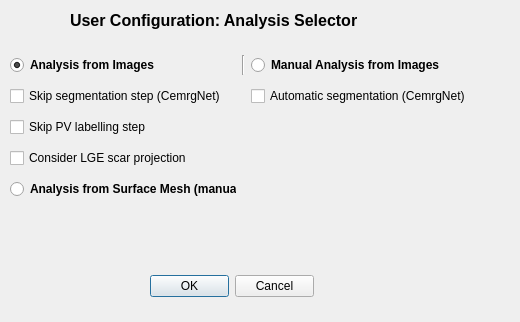
The window that CemrgApp/Plugins/kcl.cemrgapp.atrialfibres/src/internal/AtrialFibresViewUIAnalysisSelector.ui (OpenHeartDevelopers/CemrgApp) describes before a commit, drawn with Qt 5.
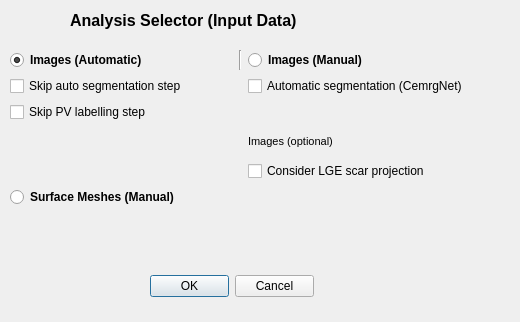
The same window after the commit.

```diff
--- a/CemrgApp/Plugins/kcl.cemrgapp.atrialfibres/src/internal/AtrialFibresViewUIAnalysisSelector.ui
+++ b/CemrgApp/Plugins/kcl.cemrgapp.atrialfibres/src/internal/AtrialFibresViewUIAnalysisSelector.ui
@@ -48,7 +48,7 @@
     </font>
    </property>
    <property name="text">
-    <string>User Configuration: Analysis Selector</string>
+    <string>Analysis Selector (Input Data)</string>
    </property>
   </widget>
   <widget class="QWidget" name="gridLayoutWidget">
@@ -61,6 +61,19 @@
     </rect>
    </property>
    <layout class="QGridLayout" name="gridLayout">
+    <item row="7" column="0">
+     <widget class="QRadioButton" name="radioBtn_surf">
+      <property name="font">
+       <font>
+        <weight>75</weight>
+        <bold>true</bold>
+       </font>
+      </property>
+      <property name="text">
+       <string>Surface Meshes (Manual)</string>
+      </property>
+     </widget>
+    </item>
     <item row="1" column="2">
      <widget class="QCheckBox" name="check_img_man_skipSeg">
       <property name="text">
@@ -68,20 +81,6 @@
       </property>
      </widget>
     </item>
-    <item row="2" column="0">
-     <widget class="QCheckBox" name="check_img_auto_skipLabel">
-      <property name="text">
-       <string>Skip PV labelling step</string>
-      </property>
-     </widget>
-    </item>
-    <item row="1" column="0">
-     <widget class="QCheckBox" name="check_img_auto_skipSeg">
-      <property name="text">
-       <string>Skip segmentation step (CemrgNet)</string>
-      </property>
-     </widget>
-    </item>
     <item row="0" column="0">
      <widget class="QRadioButton" name="radioBtn_img_auto">
       <property name="font">
@@ -94,7 +93,7 @@
        <string extracomment="Choose the value of X in the formula: X*IIR"/>
       </property>
       <property name="text">
-       <string>Analysis from Images</string>
+       <string>Images (Automatic)</string>
       </property>
       <property name="checked">
        <bool>true</bool>
@@ -108,16 +107,6 @@
       </property>
      </widget>
     </item>
-    <item row="3" column="0">
-     <widget class="QCheckBox" name="check_img_scar">
-      <property name="text">
-       <string>Consider LGE scar projection</string>
-      </property>
-      <property name="checked">
-       <bool>false</bool>
-      </property>
-     </widget>
-    </item>
     <item row="0" column="2">
      <widget class="QRadioButton" name="radioBtn_img_man">
       <property name="font">
@@ -133,23 +122,53 @@
        <string extracomment="Choose the value of X in the formula: MEAN + X*STDEV"/>
       </property>
       <property name="text">
-       <string>Manual Analysis from Images</string>
+       <string>Images (Manual)</string>
       </property>
       <property name="checked">
        <bool>false</bool>
       </property>
      </widget>
     </item>
-    <item row="6" column="0">
-     <widget class="QRadioButton" name="radioBtn_surf">
+    <item row="1" column="0">
+     <widget class="QCheckBox" name="check_img_auto_skipSeg">
+      <property name="text">
+       <string>Skip auto segmentation step</string>
+      </property>
+     </widget>
+    </item>
+    <item row="2" column="0">
+     <widget class="QCheckBox" name="check_img_auto_skipLabel">
+      <property name="text">
+       <string>Skip PV labelling step</string>
+      </property>
+     </widget>
+    </item>
+    <item row="4" column="2">
+     <widget class="QCheckBox" name="check_img_scar">
+      <property name="text">
+       <string>Consider LGE scar projection</string>
+      </property>
+      <property name="checked">
+       <bool>false</bool>
+      </property>
+     </widget>
+    </item>
+    <item row="3" column="2">
+     <widget class="QLabel" name="label">
       <property name="font">
        <font>
-        <weight>75</weight>
-        <bold>true</bold>
+        <family>MS Shell Dlg 2</family>
+        <pointsize>8</pointsize>
+        <weight>9</weight>
+        <italic>false</italic>
+        <bold>false</bold>
        </font>
       </property>
+      <property name="styleSheet">
+       <string notr="true">font: 75 8pt &quot;MS Shell Dlg 2&quot;;</string>
+      </property>
       <property name="text">
-       <string>Analysis from Surface Mesh (manual)</string>
+       <string>Images (optional)</string>
       </property>
      </widget>
     </item>
```
